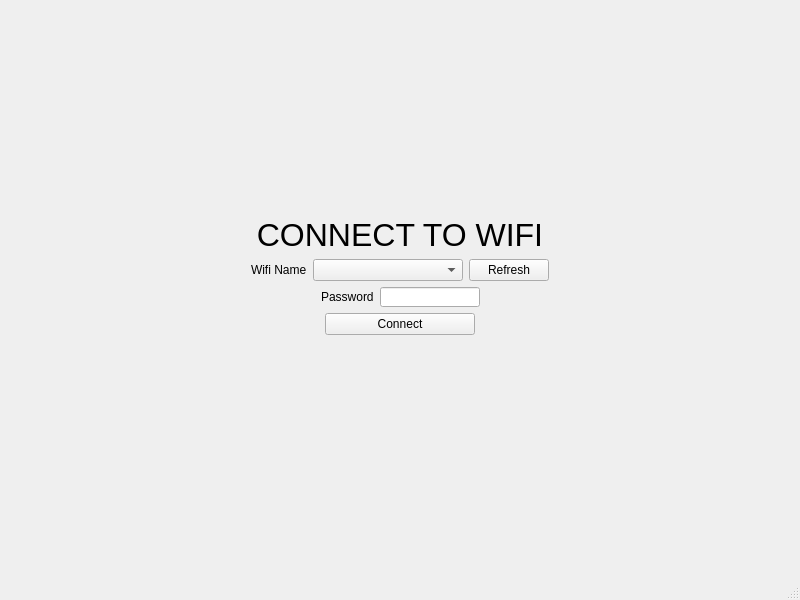
This is wifi.ui in pauladam316/digital_picture_frame as Qt 5 draws it before an edit. The edited form follows.
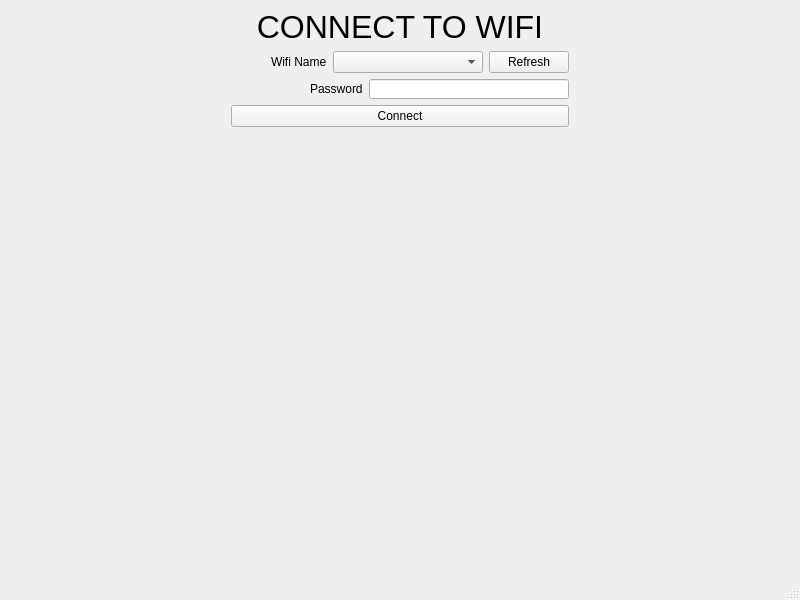
This is the edited form.

Commit message: finish wifi

```diff
--- a/wifi.ui
+++ b/wifi.ui
@@ -18,7 +18,7 @@
   </property>
   <widget class="QWidget" name="centralwidget">
    <layout class="QGridLayout" name="gridLayout">
-    <item row="2" column="1">
+    <item row="1" column="1">
      <spacer name="verticalSpacer">
       <property name="orientation">
        <enum>Qt::Vertical</enum>
@@ -31,7 +31,7 @@
       </property>
      </spacer>
     </item>
-    <item row="1" column="2">
+    <item row="0" column="2">
      <spacer name="horizontalSpacer_8">
       <property name="orientation">
        <enum>Qt::Horizontal</enum>
@@ -44,7 +44,7 @@
       </property>
      </spacer>
     </item>
-    <item row="1" column="0">
+    <item row="0" column="0">
      <spacer name="horizontalSpacer_7">
       <property name="orientation">
        <enum>Qt::Horizontal</enum>
@@ -57,7 +57,7 @@
       </property>
      </spacer>
     </item>
-    <item row="1" column="1">
+    <item row="0" column="1">
      <layout class="QVBoxLayout" name="verticalLayout">
       <item>
        <widget class="QLabel" name="label">
@@ -119,19 +119,6 @@
           </property>
          </widget>
         </item>
-        <item>
-         <spacer name="horizontalSpacer">
-          <property name="orientation">
-           <enum>Qt::Horizontal</enum>
-          </property>
-          <property name="sizeHint" stdset="0">
-           <size>
-            <width>40</width>
-            <height>20</height>
-           </size>
-          </property>
-         </spacer>
-        </item>
        </layout>
       </item>
       <item>
@@ -164,44 +151,24 @@
         </item>
         <item>
          <widget class="QLineEdit" name="le_password">
+          <property name="minimumSize">
+           <size>
+            <width>200</width>
+            <height>20</height>
+           </size>
+          </property>
           <property name="maximumSize">
            <size>
-            <width>100</width>
+            <width>9999</width>
             <height>20</height>
            </size>
           </property>
          </widget>
         </item>
-        <item>
-         <spacer name="horizontalSpacer_4">
-          <property name="orientation">
-           <enum>Qt::Horizontal</enum>
-          </property>
-          <property name="sizeHint" stdset="0">
-           <size>
-            <width>40</width>
-            <height>20</height>
-           </size>
-          </property>
-         </spacer>
-        </item>
        </layout>
       </item>
       <item>
        <layout class="QHBoxLayout" name="horizontalLayout_3">
-        <item>
-         <spacer name="horizontalSpacer_5">
-          <property name="orientation">
-           <enum>Qt::Horizontal</enum>
-          </property>
-          <property name="sizeHint" stdset="0">
-           <size>
-            <width>40</width>
-            <height>20</height>
-           </size>
-          </property>
-         </spacer>
-        </item>
         <item>
          <widget class="QPushButton" name="pb_connect">
           <property name="minimumSize">
@@ -212,7 +179,7 @@
           </property>
           <property name="maximumSize">
            <size>
-            <width>150</width>
+            <width>9999</width>
             <height>16777215</height>
            </size>
           </property>
@@ -221,19 +188,6 @@
           </property>
          </widget>
         </item>
-        <item>
-         <spacer name="horizontalSpacer_6">
-          <property name="orientation">
-           <enum>Qt::Horizontal</enum>
-          </property>
-          <property name="sizeHint" stdset="0">
-           <size>
-            <width>40</width>
-            <height>20</height>
-           </size>
-          </property>
-         </spacer>
-        </item>
        </layout>
       </item>
       <item>
@@ -275,19 +229,6 @@
       </item>
      </layout>
     </item>
-    <item row="0" column="1">
-     <spacer name="verticalSpacer_2">
-      <property name="orientation">
-       <enum>Qt::Vertical</enum>
-      </property>
-      <property name="sizeHint" stdset="0">
-       <size>
-        <width>20</width>
-        <height>40</height>
-       </size>
-      </property>
-     </spacer>
-    </item>
    </layout>
   </widget>
   <widget class="QMenuBar" name="menubar">
```
The commit also changes 12 other files.
